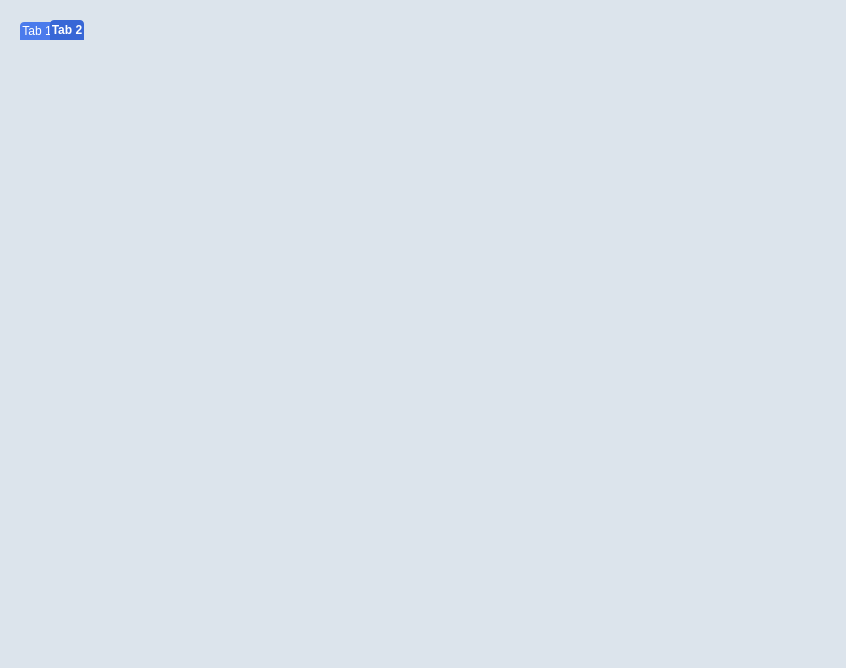
The window that main_tab_window.ui (BagrKonstantin/zodiac_people) describes before a commit, drawn with Qt 5.
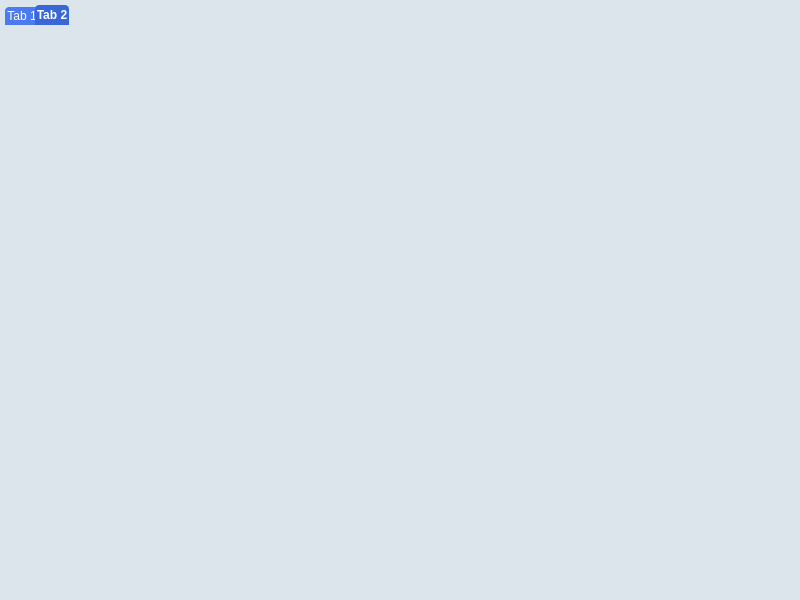
The same window after the commit.

```diff
--- a/main_tab_window.ui
+++ b/main_tab_window.ui
@@ -6,8 +6,8 @@
    <rect>
     <x>0</x>
     <y>0</y>
-    <width>846</width>
-    <height>668</height>
+    <width>800</width>
+    <height>600</height>
    </rect>
   </property>
   <property name="windowTitle">
@@ -20,10 +20,10 @@
    <widget class="QTabWidget" name="tabWidget">
     <property name="geometry">
      <rect>
-      <x>20</x>
-      <y>20</y>
-      <width>800</width>
-      <height>600</height>
+      <x>5</x>
+      <y>5</y>
+      <width>820</width>
+      <height>620</height>
      </rect>
     </property>
     <property name="font">
```
